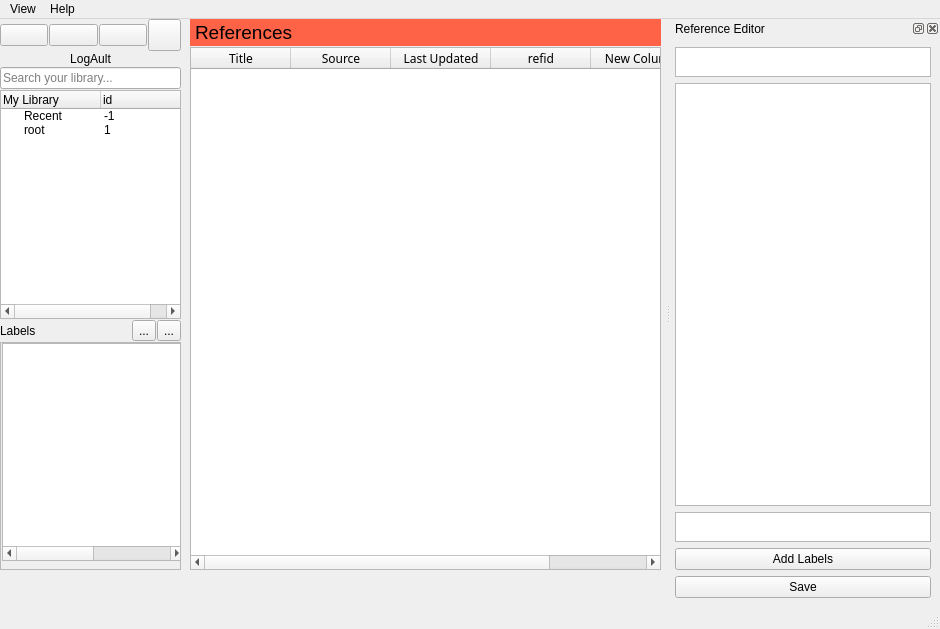
SyedHusaini/LOGault, file logault.ui: the form before one commit.
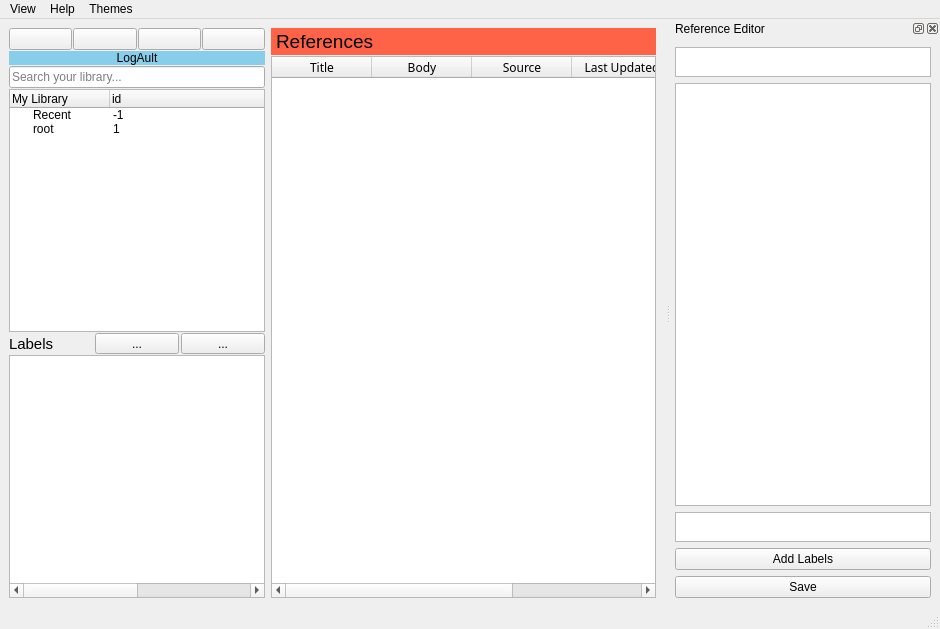
The form after the commit. Icons and pictures are not drawn.

The edit to the form file:
```diff
--- a/logault.ui
+++ b/logault.ui
@@ -13,16 +13,12 @@
   <property name="windowTitle">
    <string>MainWindow</string>
   </property>
+  <property name="styleSheet">
+   <string notr="true"/>
+  </property>
   <widget class="QWidget" name="centralwidget">
-   <widget class="QWidget" name="verticalLayoutWidget">
-    <property name="geometry">
-     <rect>
-      <x>0</x>
-      <y>0</y>
-      <width>181</width>
-      <height>551</height>
-     </rect>
-    </property>
+   <layout class="QHBoxLayout" name="horizontalLayout">
+    <item>
     <layout class="QVBoxLayout" name="cat_and_lab_container">
      <property name="spacing">
       <number>1</number>
@@ -84,7 +80,13 @@
         </widget>
        </item>
        <item>
-        <widget class="QToolButton" name="new_dir_button">
+         <widget class="QPushButton" name="new_dir_button">
+          <property name="sizePolicy">
+           <sizepolicy hsizetype="Minimum" vsizetype="Fixed">
+            <horstretch>0</horstretch>
+            <verstretch>0</verstretch>
+           </sizepolicy>
+          </property>
          <property name="text">
           <string/>
          </property>
@@ -104,6 +106,15 @@
      </item>
      <item>
       <widget class="QLabel" name="label">
+        <property name="sizePolicy">
+         <sizepolicy hsizetype="Minimum" vsizetype="Preferred">
+          <horstretch>0</horstretch>
+          <verstretch>0</verstretch>
+         </sizepolicy>
+        </property>
+        <property name="styleSheet">
+         <string notr="true">background-color : skyblue</string>
+        </property>
        <property name="text">
         <string>LogAult</string>
        </property>
@@ -117,6 +128,12 @@
      </item>
      <item>
       <widget class="QLineEdit" name="lineEdit">
+        <property name="sizePolicy">
+         <sizepolicy hsizetype="Minimum" vsizetype="Fixed">
+          <horstretch>0</horstretch>
+          <verstretch>0</verstretch>
+         </sizepolicy>
+        </property>
        <property name="placeholderText">
         <string>Search your library...</string>
        </property>
@@ -124,6 +141,12 @@
      </item>
      <item>
       <widget class="QTreeWidget" name="category_tree">
+        <property name="sizePolicy">
+         <sizepolicy hsizetype="Minimum" vsizetype="Expanding">
+          <horstretch>0</horstretch>
+          <verstretch>0</verstretch>
+         </sizepolicy>
+        </property>
        <property name="mouseTracking">
         <bool>true</bool>
        </property>
@@ -168,8 +191,22 @@
      </item>
      <item>
       <layout class="QHBoxLayout" name="horizontalLayout_2">
+        <property name="spacing">
+         <number>2</number>
+        </property>
        <item>
         <widget class="QLabel" name="label_2">
+          <property name="sizePolicy">
+           <sizepolicy hsizetype="Minimum" vsizetype="Preferred">
+            <horstretch>0</horstretch>
+            <verstretch>0</verstretch>
+           </sizepolicy>
+          </property>
+          <property name="font">
+           <font>
+            <pointsize>11</pointsize>
+           </font>
+          </property>
          <property name="text">
           <string>Labels</string>
          </property>
@@ -177,6 +214,12 @@
        </item>
        <item>
         <widget class="QToolButton" name="plus_label">
+          <property name="sizePolicy">
+           <sizepolicy hsizetype="Minimum" vsizetype="Fixed">
+            <horstretch>0</horstretch>
+            <verstretch>0</verstretch>
+           </sizepolicy>
+          </property>
          <property name="text">
           <string>...</string>
          </property>
@@ -188,6 +231,12 @@
        </item>
        <item>
         <widget class="QToolButton" name="minus_label">
+          <property name="sizePolicy">
+           <sizepolicy hsizetype="Minimum" vsizetype="Fixed">
+            <horstretch>0</horstretch>
+            <verstretch>0</verstretch>
+           </sizepolicy>
+          </property>
          <property name="text">
           <string>...</string>
          </property>
@@ -206,34 +255,22 @@
       </layout>
      </item>
      <item>
-      <widget class="QScrollArea" name="scrollArea">
-       <property name="widgetResizable">
-        <bool>true</bool>
-       </property>
-       <widget class="QWidget" name="scrollAreaWidgetContents">
-        <property name="geometry">
-         <rect>
-          <x>0</x>
-          <y>0</y>
-          <width>184</width>
-          <height>219</height>
-         </rect>
-        </property>
         <widget class="QTableWidget" name="label_table">
-         <property name="geometry">
-          <rect>
-           <x>1</x>
-           <y>0</y>
-           <width>183</width>
-           <height>218</height>
-          </rect>
-         </property>
          <property name="sizePolicy">
-          <sizepolicy hsizetype="Maximum" vsizetype="Expanding">
+         <sizepolicy hsizetype="Minimum" vsizetype="Expanding">
            <horstretch>0</horstretch>
            <verstretch>0</verstretch>
           </sizepolicy>
          </property>
+        <property name="font">
+         <font>
+          <family>Segoe UI</family>
+          <pointsize>9</pointsize>
+          <weight>50</weight>
+          <bold>false</bold>
+          <underline>false</underline>
+         </font>
+        </property>
          <property name="mouseTracking">
           <bool>true</bool>
          </property>
@@ -253,7 +290,7 @@
           <bool>false</bool>
          </property>
          <property name="alternatingRowColors">
-          <bool>true</bool>
+         <bool>false</bool>
          </property>
          <property name="selectionMode">
           <enum>QAbstractItemView::SingleSelection</enum>
@@ -283,13 +320,13 @@
           <bool>false</bool>
          </attribute>
          <attribute name="verticalHeaderDefaultSectionSize">
-          <number>10</number>
+         <number>20</number>
          </attribute>
          <attribute name="verticalHeaderHighlightSections">
           <bool>false</bool>
          </attribute>
          <attribute name="verticalHeaderMinimumSectionSize">
-          <number>10</number>
+         <number>20</number>
          </attribute>
          <column>
           <property name="text">
@@ -305,20 +342,10 @@
           </property>
          </column>
         </widget>
-       </widget>
-      </widget>
-     </item>
-    </layout>
-   </widget>
-   <widget class="QWidget" name="verticalLayoutWidget_2">
-    <property name="geometry">
-     <rect>
-      <x>190</x>
-      <y>0</y>
-      <width>471</width>
-      <height>551</height>
-     </rect>
-    </property>
+      </item>
+     </layout>
+    </item>
+    <item>
     <layout class="QVBoxLayout" name="ref_table_container">
      <property name="spacing">
       <number>1</number>
@@ -363,7 +390,7 @@
         <bool>false</bool>
        </property>
        <property name="alternatingRowColors">
-        <bool>true</bool>
+         <bool>false</bool>
        </property>
        <property name="selectionBehavior">
         <enum>QAbstractItemView::SelectRows</enum>
@@ -409,6 +436,11 @@
          <string>Title</string>
         </property>
        </column>
+        <column>
+         <property name="text">
+          <string>Body</string>
+         </property>
+        </column>
        <column>
         <property name="text">
          <string>Source</string>
@@ -424,11 +456,6 @@
          <string>refid</string>
         </property>
        </column>
-       <column>
-        <property name="text">
-         <string>New Column</string>
-        </property>
-       </column>
        <column>
         <property name="text">
          <string>path</string>
@@ -437,15 +464,16 @@
       </widget>
      </item>
     </layout>
-   </widget>
+    </item>
+   </layout>
   </widget>
   <widget class="QMenuBar" name="menubar">
    <property name="geometry">
     <rect>
      <x>0</x>
      <y>0</y>
-     <width>937</width>
-     <height>22</height>
+     <width>940</width>
+     <height>26</height>
     </rect>
    </property>
    <widget class="QMenu" name="menuHelp">
@@ -459,8 +487,16 @@
      <string>View</string>
     </property>
    </widget>
+   <widget class="QMenu" name="menuThemes">
+    <property name="title">
+     <string>Themes</string>
+    </property>
+    <addaction name="actionCustom"/>
+    <addaction name="actionKhatoni"/>
+   </widget>
    <addaction name="menuView"/>
    <addaction name="menuHelp"/>
+   <addaction name="menuThemes"/>
   </widget>
   <widget class="QStatusBar" name="statusbar"/>
   <widget class="QDockWidget" name="newReference">
```
Left out of the diff: 12 changed lines with no effect on the pictures. Lines whose indentation alone changed are shown as unchanged.
